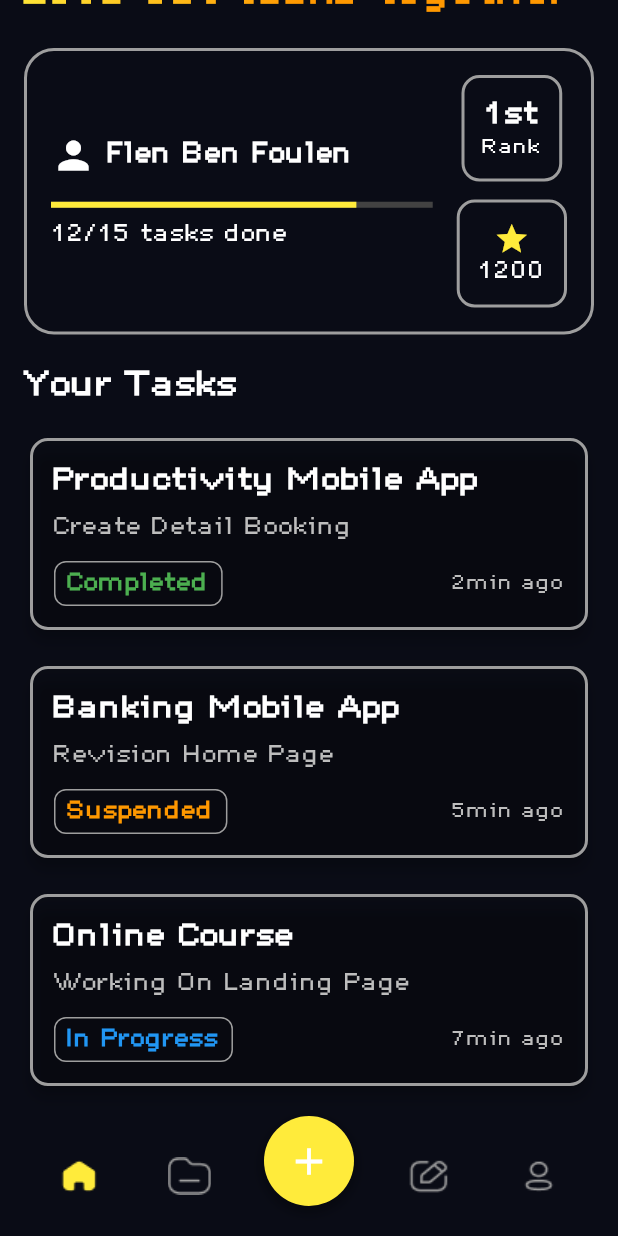
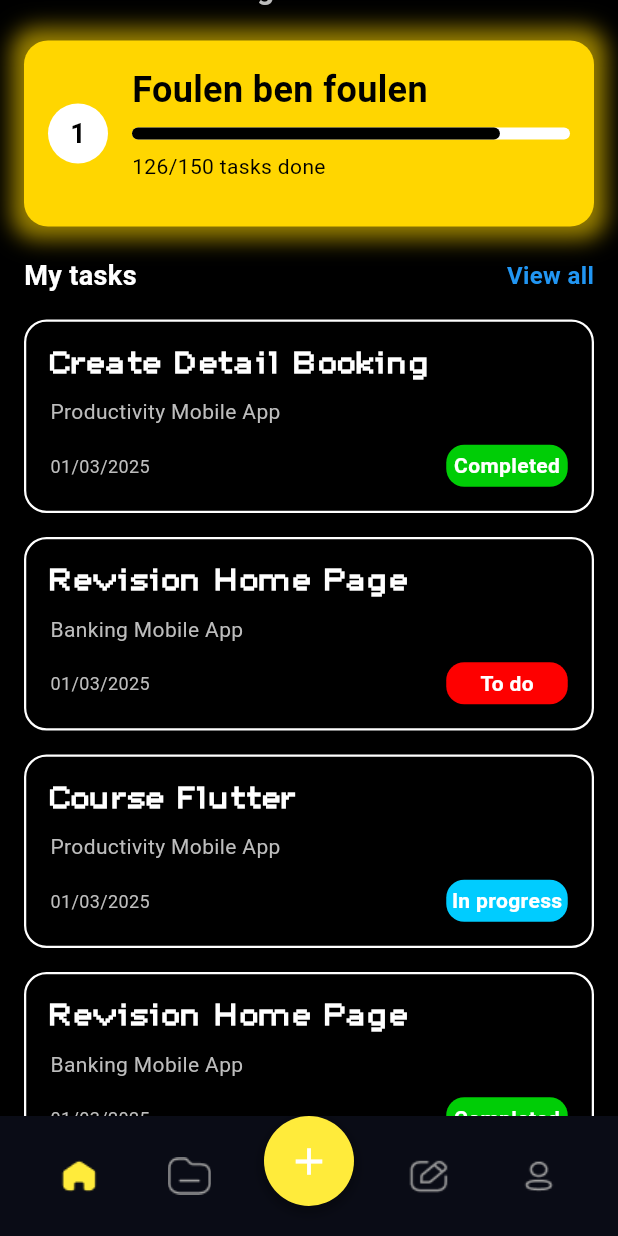
Before and after one commit to Nawrasha/gamytask, a Flutter app: the screen it shows after launch, scrolled down 106 dp, on a phone screen of 412 x 824 dp. Run offline on Flutter 3.47's test engine with Material 3 defaults, Android fonts, the phone set to English and light mode, and no system bars; our stand-ins replace percent_indicator.

Commit message:
new update home page

```diff
--- a/lib/task_manager_screen.dart
+++ b/lib/task_manager_screen.dart
@@ -3,7 +3,6 @@ import 'package:flutter/material.dart';
 class TaskManagerScreen extends StatelessWidget {
   const TaskManagerScreen({super.key});
 
-  // Helper function to get today's name
   String getTodaysName() {
     final now = DateTime.now();
     return [
@@ -21,9 +20,7 @@ class TaskManagerScreen extends StatelessWidget {
   Widget build(BuildContext context) {
     return Scaffold(
       body: Container(
-        decoration: BoxDecoration(
-          color: Color(0xFF0A0C16), // Background color: #0A0C16
-        ),
+        color: Colors.black, // Set background to black
         child: SafeArea(
           child: SingleChildScrollView(
             padding: const EdgeInsets.all(16.0),
@@ -35,23 +32,24 @@ class TaskManagerScreen extends StatelessWidget {
                   mainAxisAlignment: MainAxisAlignment.spaceBetween,
                   children: [
                     Text(
-                      getTodaysName(),
+                      getTodaysName().toUpperCase() +
+                          ", " +
+                          DateTime.now().day.toString(),
                       style: TextStyle(
-                        fontFamily: 'arcade',
                         fontSize: 24,
                         fontWeight: FontWeight.bold,
                         color: Colors.white,
                         shadows: [
                           Shadow(
-                            blurRadius: 10.0,
+                            blurRadius: 4.0,
                             color: Colors.white.withOpacity(0.5),
-                            offset: Offset(0, 0),
+                            offset: const Offset(0, 0),
                           ),
                         ],
                       ),
                     ),
                     IconButton(
-                      icon: Icon(Icons.notifications, color: Colors.white),
+                      icon: const Icon(Icons.notifications, color: Colors.white),
                       onPressed: () {},
                     ),
                   ],
@@ -60,13 +58,9 @@ class TaskManagerScreen extends StatelessWidget {
                 Text(
                   "Let's eat tasks together",
                   style: TextStyle(
-                    fontFamily: 'arcade',
-                    fontSize: 24,
+                    fontSize: 20,
                     fontWeight: FontWeight.bold,
-                    foreground: Paint()
-                      ..shader = LinearGradient(
-                        colors: [Colors.yellow, Colors.orange],
-                      ).createShader(Rect.fromLTWH(0, 0, 200, 70)),
+                    color: Colors.grey[400],
                   ),
                 ),
                 const SizedBox(height: 20),
@@ -77,38 +71,61 @@ class TaskManagerScreen extends StatelessWidget {
                 const SizedBox(height: 20),
 
                 // Task List
+                Row(
+                  mainAxisAlignment: MainAxisAlignment.spaceBetween,
+                  children: [
                     Text(
-                  "Your Tasks",
+                      "My tasks",
                       style: TextStyle(
-                    fontFamily: 'arcade',
-                    fontSize: 20,
+                        fontSize: 18,
                         fontWeight: FontWeight.bold,
                         color: Colors.white,
                       ),
                     ),
-                const SizedBox(height: 16),
-                _buildTaskCard(
-                  title: 'Productivity Mobile App',
-                  subtitle: 'Create Detail Booking',
-                  status: 'Completed',
-                  time: '2min ago',
-                  color: Colors.green,
+                    GestureDetector(
+                      onTap: () {},
+                      child: Text(
+                        "View all",
+                        style: TextStyle(
+                          fontSize: 16,
+                          fontWeight: FontWeight.bold,
+                          color: Colors.blue,
+                        ),
+                      ),
+                    ),
+                  ],
                 ),
                 const SizedBox(height: 16),
                 _buildTaskCard(
-                  title: 'Banking Mobile App',
-                  subtitle: 'Revision Home Page',
-                  status: 'Suspended',
-                  time: '5min ago',
-                  color: Colors.orange,
+                  title: 'Create Detail Booking',
+                  subtitle: 'Productivity Mobile App',
+                  status: 'Completed',
+                  date: '01/03/2025',
+                  color: Color(0xFF00CD06),
                 ),
                 const SizedBox(height: 16),
                 _buildTaskCard(
-                  title: 'Online Course',
-                  subtitle: 'Working On Landing Page',
-                  status: 'In Progress',
-                  time: '7min ago',
-                  color: Colors.blue,
+                  title: 'Revision Home Page',
+                  subtitle: 'Banking Mobile App',
+                  status: 'To do',
+                  date: '01/03/2025',
+                  color: Color(0xFFFE0000),
+                ),
+                const SizedBox(height: 16),
+                _buildTaskCard(
+                  title: 'Course Flutter',
+                  subtitle: 'Productivity Mobile App',
+                  status: 'In progress',
+                  date: '01/03/2025',
+                  color: Color(0xFF00CCFF),
+                ),
+                const SizedBox(height: 16),
+                _buildTaskCard(
+                  title: 'Revision Home Page',
+                  subtitle: 'Banking Mobile App',
+                  status: 'Completed',
+                  date: '01/03/2025',
+                  color: Color(0xFF00CD06),
                 ),
               ],
             ),
@@ -121,114 +138,80 @@ class TaskManagerScreen extends StatelessWidget {
   // Widget for the Dashboard
   Widget _buildDashboard() {
     return Container(
+      height: 124,
       padding: const EdgeInsets.all(16.0),
       decoration: BoxDecoration(
-        border: Border.all(
-          color: Colors.grey, // Grey contour for the border
-          width: 2,
+        color: const Color(0xFFFFD600), // Vibrant yellow
+        borderRadius: BorderRadius.circular(16),
+        boxShadow: [
+          BoxShadow(
+            color: const Color(0xFFFFD600).withOpacity(0.6), // Glow effect
+            blurRadius: 12,
+            spreadRadius: 8,
           ),
-        borderRadius: BorderRadius.circular(20),
+        ],
       ),
       child: Row(
         children: [
-          // User Info and Progress
+          CircleAvatar(
+            radius: 20,
+            backgroundColor: Colors.white,
+            child: Text(
+              "1",
+              style: TextStyle(
+                fontSize: 18,
+                fontWeight: FontWeight.bold,
+                color: Colors.black,
+              ),
+            ),
+          ),
+          const SizedBox(width: 16),
           Expanded(
             child: Column(
               crossAxisAlignment: CrossAxisAlignment.start,
               children: [
-                Row(
+                Text(
+                  "Foulen ben foulen",
+                  style: TextStyle(
+                    fontSize: 24,
+                    fontWeight: FontWeight.bold,
+                    color: Colors.black,
+                  ),
+                ),
+                const SizedBox(height: 8),
+                Stack(
                   children: [
-                    Icon(Icons.person, size: 30, color: Colors.white),
-                    const SizedBox(width: 8),
+                    Container(
+                      height: 8,
+                      decoration: BoxDecoration(
+                        color: Colors.white,
+                        borderRadius: BorderRadius.circular(8),
+                      ),
+                    ),
+                    LayoutBuilder(
+                      builder: (context, constraints) {
+                        return Container(
+                          height: 8,
+                          width: constraints.maxWidth * (126 / 150),
+                          decoration: BoxDecoration(
+                            color: Colors.black,
+                            borderRadius: BorderRadius.circular(8),
+                          ),
+                        );
+                      },
+                    ),
+                  ],
+                ),
+                const SizedBox(height: 8),
                 Text(
-                      "Flen Ben Foulen",
+                  "126/150 tasks done",
                   style: TextStyle(
-                        fontFamily: 'arcade',
-                        fontSize: 16,
-                        fontWeight: FontWeight.bold,
-                        color: Colors.white,
+                    fontSize: 14,
+                    color: Colors.black,
                   ),
                 ),
               ],
             ),
-                const SizedBox(height: 16),
-                LinearProgressIndicator(
-                  value: 12 / 15,
-                  backgroundColor: Colors.grey[800],
-                  color: Colors.yellow,
-                ),
-                const SizedBox(height: 8),
-                Text(
-                  "12/15 tasks done",
-                  style: TextStyle(
-                    fontFamily: 'arcade',
-                    fontSize: 14,
-                    color: Colors.white,
-                  ),
-                ),
-              ],
-            ),
-          ),
-          const SizedBox(width: 16),
-          // Ranking and Points
-          Column(
-            children: [
-              Container(
-                padding: const EdgeInsets.all(12),
-                decoration: BoxDecoration(
-                  border: Border.all(
-                    color: Colors.grey, // Grey contour
-                    width: 2,
-                  ),
-                  borderRadius: BorderRadius.circular(12),
-                ),
-                child: Column(
-                  children: [
-                    Text(
-                      "1st",
-                      style: TextStyle(
-                        fontFamily: 'arcade',
-                        fontSize: 18,
-                        fontWeight: FontWeight.bold,
-                        color: Colors.white,
-                      ),
-                    ),
-                    Text(
-                      "Rank",
-                      style: TextStyle(
-                        fontFamily: 'arcade',
-                        fontSize: 12,
-                        color: Colors.white,
-                      ),
-                    ),
-                  ],
-                ),
-              ),
-              const SizedBox(height: 12),
-              Container(
-                padding: const EdgeInsets.all(12),
-                decoration: BoxDecoration(
-                  border: Border.all(
-                    color: Colors.grey, // Grey contour
-                    width: 2,
-                  ),
-                  borderRadius: BorderRadius.circular(12),
-                ),
-                child: Column(
-                  children: [
-                    Icon(Icons.star, color: Colors.yellow, size: 24),
-                    Text(
-                      "1200",
-                      style: TextStyle(
-                        fontFamily: 'arcade',
-                        fontSize: 14,
-                        color: Colors.white,
-                      ),
-                    ),
-                  ],
-                ),
-              ),
-            ],
           ),
         ],
       ),
@@ -240,21 +223,16 @@ class TaskManagerScreen extends StatelessWidget {
     required String title,
     required String subtitle,
     required String status,
-    required String time,
+    required String date,
     required Color color,
   }) {
-    return Card(
-      elevation: 4,
-      color: Colors.transparent, // Transparent background
-      shape: RoundedRectangleBorder(
-        borderRadius: BorderRadius.circular(12),
-        side: BorderSide(
-          color: Colors.grey, // Grey contour
-          width: 2,
+    return Container(
+      padding: const EdgeInsets.all(16),
+      decoration: BoxDecoration(
+        color: Colors.black,
+        borderRadius: BorderRadius.circular(15),
+        border: Border.all(color: Colors.white, width: 1.5),
       ),
-      ),
-      child: Padding(
-        padding: const EdgeInsets.all(16.0),
       child: Column(
         crossAxisAlignment: CrossAxisAlignment.start,
         children: [
@@ -271,7 +249,6 @@ class TaskManagerScreen extends StatelessWidget {
           Text(
             subtitle,
             style: TextStyle(
-                fontFamily: 'arcade',
               fontSize: 14,
               color: Colors.grey[400],
             ),
@@ -279,38 +256,35 @@ class TaskManagerScreen extends StatelessWidget {
           const SizedBox(height: 12),
           Row(
             children: [
+              Text(
+                date,
+                style: TextStyle(
+                  fontSize: 12,
+                  color: Colors.grey[400],
+                ),
+              ),
+              const Spacer(),
               Container(
-                  padding: const EdgeInsets.symmetric(horizontal: 8, vertical: 4),
+                width: 81, // Fixed width for status
+                padding: const EdgeInsets.symmetric(vertical: 4),
+                alignment: Alignment.center,
                 decoration: BoxDecoration(
-                    border: Border.all(
-                      color: Colors.grey, // Grey contour
-                      width: 1,
-                    ),
-                    borderRadius: BorderRadius.circular(8),
+                  color: color,
+                  borderRadius: BorderRadius.circular(12),
                 ),
                 child: Text(
                   status,
                   style: TextStyle(
-                      fontFamily: 'arcade',
-                      color: color,
+                    fontSize: 14,
                     fontWeight: FontWeight.bold,
+                    color: Colors.white, // White text inside
                   ),
-                  ),
-                ),
-                const Spacer(),
-                Text(
-                  time,
-                  style: TextStyle(
-                    fontFamily: 'arcade',
-                    fontSize: 12,
-                    color: Colors.grey[400],
                 ),
               ),
             ],
           ),
         ],
       ),
-      ),
     );
   }
 }
```
Also changed, not shown: assets/font/Arcane Nine.otf (added). Lines whose indentation alone changed are shown as unchanged.
